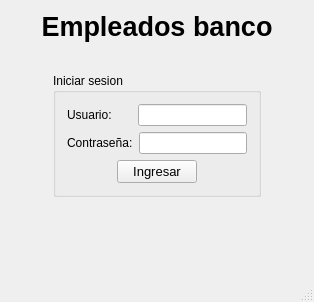
nickshott/AplicacionBanco, file programaEmpleados/mainwindow.ui: the form before one commit.
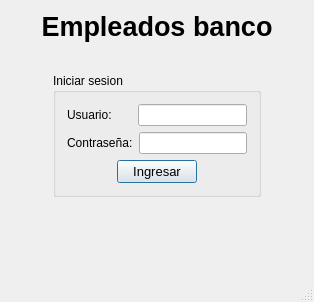
The form after the commit.

What changed in the file:
```diff
--- a/programaEmpleados/mainwindow.ui
+++ b/programaEmpleados/mainwindow.ui
@@ -137,6 +137,9 @@
              <property name="text">
               <string>Ingresar</string>
              </property>
+             <property name="default">
+              <bool>true</bool>
+             </property>
             </widget>
            </item>
            <item>
```
